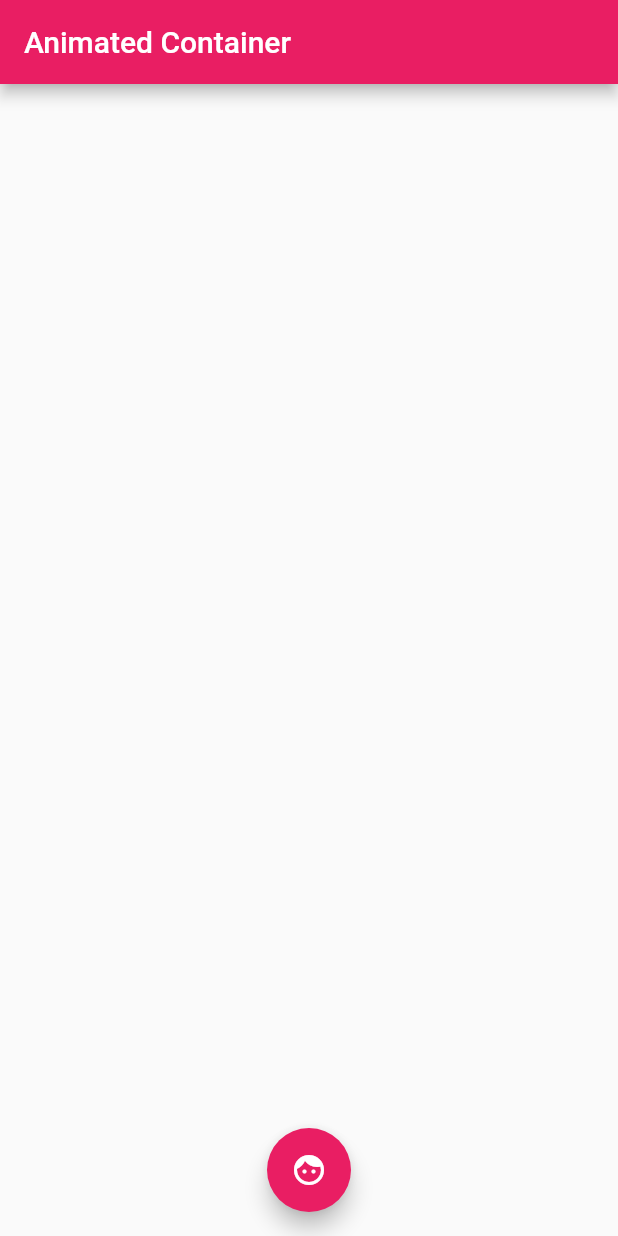
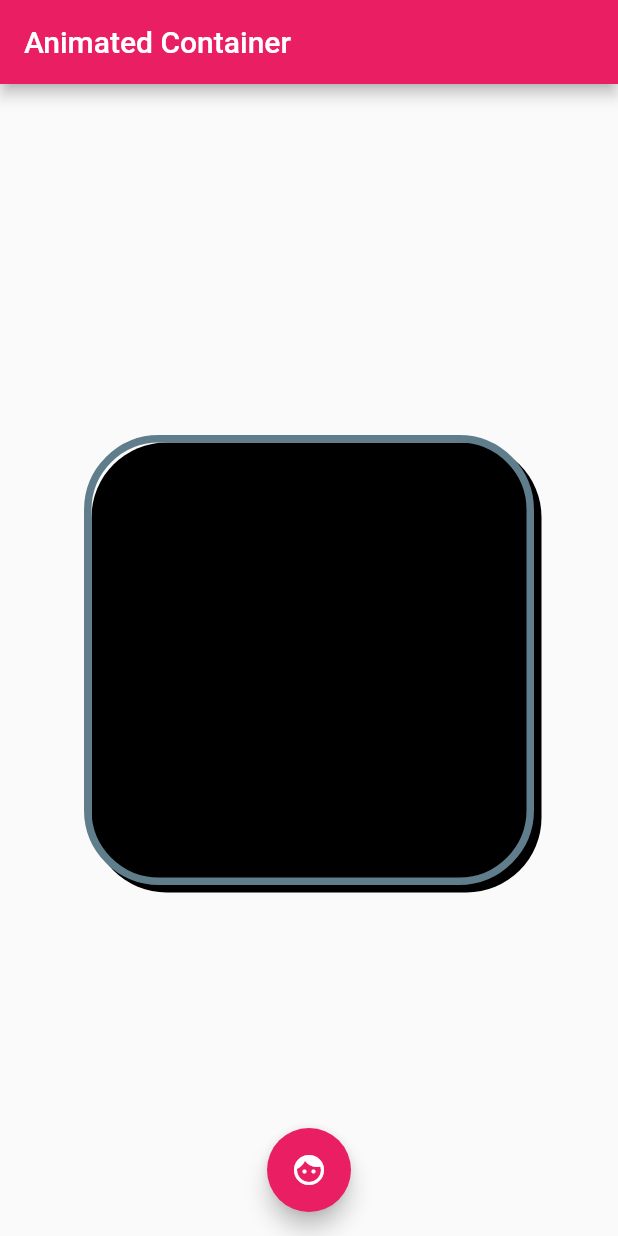
Before and after one commit to LBroy/flutter-weekly-widget, a Flutter app: the screen it shows after launch, on a phone screen of 412 x 824 dp. Run offline on Flutter 3.47's test engine with Material 2 defaults, Android fonts, the phone set to English and light mode, and no system bars.

Commit message:
Animated Container
decoration has Boxdecoration properties which we can change using setstate

```diff
--- a/animated_container/lib/main.dart
+++ b/animated_container/lib/main.dart
@@ -29,6 +29,7 @@ class MyAnimateState extends State<MyAnimate> {
   ];
   final Random random = new Random();
   Color _color;
+  List<Color> _gradientColor = [Colors.red, Colors.blue];
 
   void changeColor() {
     setState(() {
@@ -39,6 +40,12 @@ class MyAnimateState extends State<MyAnimate> {
     });
   }
 
+  // void changeGradientColor() {
+  //   setState(() {
+  //     _gradientColor = [colors[random.nextInt(5)], colors[random.nextInt(5)]];
+  //   });
+  // }
+
   @override
   Widget build(BuildContext context) {
     return Scaffold(
@@ -47,11 +54,26 @@ class MyAnimateState extends State<MyAnimate> {
       ),
       body: Center(
         child: AnimatedContainer(
-          duration: Duration(milliseconds: 800),
-          color: _color,
+          duration: Duration(milliseconds: 3000),
           height: 300,
           width: 300,
           curve: Curves.fastOutSlowIn,
+          decoration: BoxDecoration(
+            color: _color,
+            // gradient: LinearGradient(colors: _gradientColor),
+            border: Border.all(
+              color: Colors.blueGrey,
+              width: 5,
+              style: BorderStyle.solid,
+            ),
+            boxShadow: [
+              BoxShadow(
+                color: Colors.black,
+                offset: Offset(5, 5),
+              )
+            ],
+            borderRadius: BorderRadius.circular(50),
+          ),
         ),
       ),
       floatingActionButton: FloatingActionButton(
```
